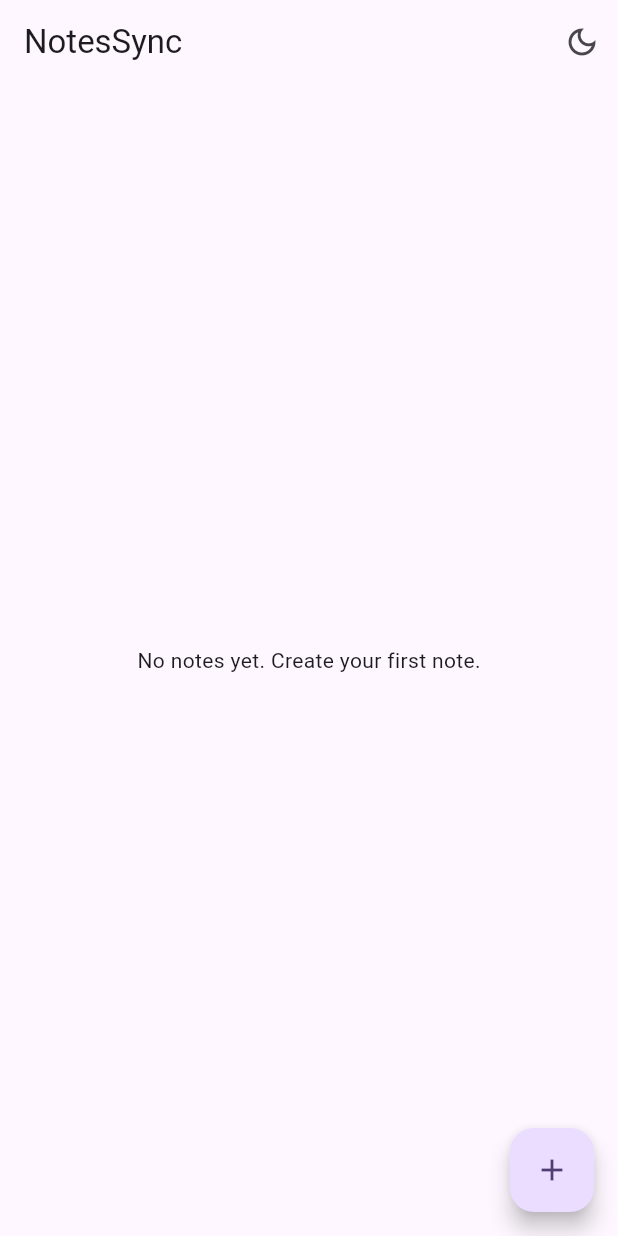
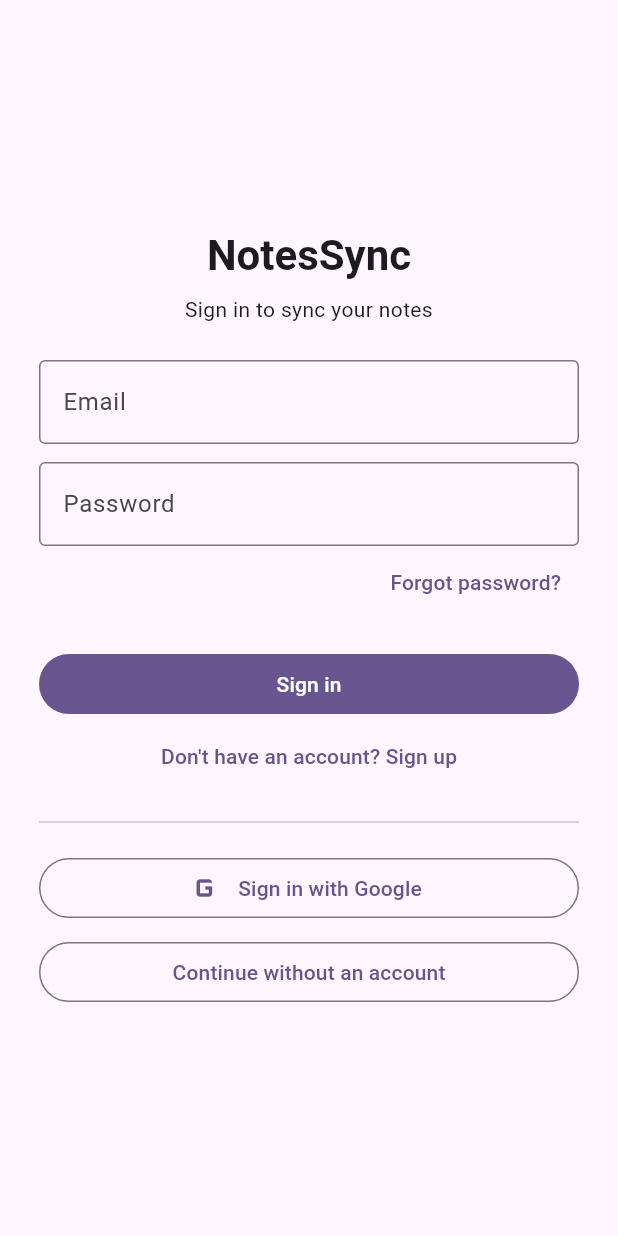
Before and after one commit to katsuki2000/NotesSync, a Flutter app: the screen it shows after launch, on a phone screen of 412 x 824 dp. Run offline on Flutter 3.47's test engine with Material 3 defaults, Android fonts, the phone set to English and light mode, and no system bars; our stand-ins replace cloud_firestore, firebase_auth, firebase_core, flutter_markdown_plus, flutter_riverpod, flutter_secure_storage and 3 more; accounts and stored records are empty.

Commit message:
[UI] Add login screen (email/password, forgot password, Google Sign-In)

```diff
--- a/lib/presentation/providers/sync_providers.dart
+++ b/lib/presentation/providers/sync_providers.dart
@@ -13,6 +13,21 @@ final authStateProvider = StreamProvider((ref) {
   return authService.authStateChanges;
 });
 
+/// True once a Firebase user (anonymous or not) is available.
+///
+/// Mirrors themeUserIdProvider's own derivation (data/loading/error) from
+/// authStateProvider, on purpose: it keeps AuthGate trivially overridable
+/// in tests with a plain bool, instead of needing a fake firebase_auth User.
+final isSignedInProvider = Provider<bool>((ref) {
+  return ref
+      .watch(authStateProvider)
+      .when(
+        data: (user) => user != null,
+        loading: () => ref.watch(authServiceProvider).currentUser != null,
+        error: (error, stackTrace) => false,
+      );
+});
+
 // Provider pour FirestoreSyncService
 final firestoreSyncServiceProvider = Provider<FirestoreSyncService>((ref) {
   return FirestoreSyncService();
--- /dev/null
+++ b/lib/screens/auth_gate.dart
@@ -0,0 +1,45 @@
+import 'package:flutter/material.dart';
+import 'package:flutter_riverpod/flutter_riverpod.dart';
+
+import '../presentation/providers/sync_providers.dart';
+import 'login_screen.dart';
+import 'note_list_screen.dart';
+
+/// Shows [LoginScreen] until a Firebase user (anonymous or not) exists, then
+/// the notes app. Reactive: signing out flips this back automatically since
+/// it watches isSignedInProvider (derived from authStateProvider).
+class AuthGate extends ConsumerWidget {
+  const AuthGate({super.key});
+
+  @override
+  Widget build(BuildContext context, WidgetRef ref) {
+    final signedIn = ref.watch(isSignedInProvider);
+    if (!signedIn) {
+      final authService = ref.read(authServiceProvider);
+      return LoginScreen(
+        onSignIn: (email, password) async {
+          await authService.signInWithEmailAndPassword(
+            email: email,
+            password: password,
+          );
+        },
+        onSignUp: (email, password) async {
+          await authService.signUpWithEmailAndPassword(
+            email: email,
+            password: password,
+          );
+        },
+        onContinueAsGuest: () async {
+          await authService.signInAnonymously();
+        },
+        onSignInWithGoogle: () async {
+          await authService.signInWithGoogle();
+        },
+        onForgotPassword: (email) async {
+          await authService.sendPasswordResetEmail(email: email);
+        },
+      );
+    }
+    return const NoteListScreen();
+  }
+}
--- /dev/null
+++ b/lib/screens/login_screen.dart
@@ -0,0 +1,210 @@
+import 'package:flutter/material.dart';
+
+/// Pure widget: every Firebase call is injected as a callback (wired by
+/// [AuthGate]), so it can be tested without touching Firebase at all —
+/// the same convention as [NoteEditorScreen]'s onSave/onPreview.
+class LoginScreen extends StatefulWidget {
+  const LoginScreen({
+    super.key,
+    required this.onSignIn,
+    required this.onSignUp,
+    required this.onContinueAsGuest,
+    required this.onSignInWithGoogle,
+    required this.onForgotPassword,
+  });
+
+  final Future<void> Function(String email, String password) onSignIn;
+  final Future<void> Function(String email, String password) onSignUp;
+  final Future<void> Function() onContinueAsGuest;
+  final Future<void> Function() onSignInWithGoogle;
+  final Future<void> Function(String email) onForgotPassword;
+
+  @override
+  State<LoginScreen> createState() => _LoginScreenState();
+}
+
+class _LoginScreenState extends State<LoginScreen> {
+  final _emailController = TextEditingController();
+  final _passwordController = TextEditingController();
+  bool _isSignUp = false;
+  bool _isSubmitting = false;
+  String? _error;
+
+  @override
+  void dispose() {
+    _emailController.dispose();
+    _passwordController.dispose();
+    super.dispose();
+  }
+
+  Future<void> _guard(Future<void> Function() action) async {
+    if (_isSubmitting) return;
+    setState(() {
+      _isSubmitting = true;
+      _error = null;
+    });
+    try {
+      await action();
+    } catch (error) {
+      if (!mounted) return;
+      setState(() => _error = _readableError(error));
+    } finally {
+      if (mounted) setState(() => _isSubmitting = false);
+    }
+  }
+
+  String _readableError(Object error) {
+    final message = error.toString();
+    // AuthService wraps FirebaseAuthException in a plain Exception with a
+    // "Exception: ..." prefix; strip it so the UI shows a clean sentence.
+    return message.startsWith('Exception: ')
+        ? message.substring('Exception: '.length)
+        : message;
+  }
+
+  void _submit() {
+    final email = _emailController.text.trim();
+    final password = _passwordController.text;
+    if (email.isEmpty || password.isEmpty) {
+      setState(() => _error = 'Enter an email and a password.');
+      return;
+    }
+    _guard(
+      () => _isSignUp
+          ? widget.onSignUp(email, password)
+          : widget.onSignIn(email, password),
+    );
+  }
+
+  Future<void> _forgotPassword() async {
+    final email = _emailController.text.trim();
+    if (email.isEmpty) {
+      setState(
+        () => _error = 'Enter your email above, then tap "Forgot password?" again.',
+      );
+      return;
+    }
+    await _guard(() => widget.onForgotPassword(email));
+    if (!mounted || _error != null) return;
+    ScaffoldMessenger.of(context).showSnackBar(
+      SnackBar(content: Text('Password reset email sent to $email.')),
+    );
+  }
+
+  @override
+  Widget build(BuildContext context) {
+    return Scaffold(
+      body: SafeArea(
+        child: Center(
+          child: SingleChildScrollView(
+            padding: const EdgeInsets.all(24),
+            child: ConstrainedBox(
+              constraints: const BoxConstraints(maxWidth: 360),
+              child: Column(
+                mainAxisSize: MainAxisSize.min,
+                crossAxisAlignment: CrossAxisAlignment.stretch,
+                children: [
+                  Text(
+                    'NotesSync',
+                    textAlign: TextAlign.center,
+                    style: Theme.of(context).textTheme.headlineMedium
+                        ?.copyWith(fontWeight: FontWeight.bold),
+                  ),
+                  const SizedBox(height: 8),
+                  Text(
+                    _isSignUp
+                        ? 'Create an account'
+                        : 'Sign in to sync your notes',
+                    textAlign: TextAlign.center,
+                    style: Theme.of(context).textTheme.bodyMedium,
+                  ),
+                  const SizedBox(height: 24),
+                  TextField(
+                    key: const ValueKey('login_email_field'),
+                    controller: _emailController,
+                    keyboardType: TextInputType.emailAddress,
+                    textInputAction: TextInputAction.next,
+                    decoration: const InputDecoration(
+                      labelText: 'Email',
+                      border: OutlineInputBorder(),
+                    ),
+                  ),
+                  const SizedBox(height: 12),
+                  TextField(
+                    key: const ValueKey('login_password_field'),
+                    controller: _passwordController,
+                    obscureText: true,
+                    textInputAction: TextInputAction.done,
+                    onSubmitted: (_) => _submit(),
+                    decoration: const InputDecoration(
+                      labelText: 'Password',
+                      border: OutlineInputBorder(),
+                    ),
+                  ),
+                  if (!_isSignUp)
+                    Align(
+                      alignment: Alignment.centerRight,
+                      child: TextButton(
+                        onPressed: _isSubmitting ? null : _forgotPassword,
+                        child: const Text('Forgot password?'),
+                      ),
+                    ),
+                  if (_error != null) ...[
+                    const SizedBox(height: 12),
+                    Text(
+                      _error!,
+                      style: TextStyle(
+                        color: Theme.of(context).colorScheme.error,
+                      ),
+                    ),
+                  ],
+                  const SizedBox(height: 20),
+                  FilledButton(
+                    onPressed: _isSubmitting ? null : _submit,
+                    child: _isSubmitting
+                        ? const SizedBox(
+                            width: 18,
+                            height: 18,
+                            child: CircularProgressIndicator(strokeWidth: 2),
+                          )
+                        : Text(_isSignUp ? 'Sign up' : 'Sign in'),
+                  ),
+                  TextButton(
+                    onPressed: _isSubmitting
+                        ? null
+                        : () => setState(() {
+                            _isSignUp = !_isSignUp;
+                            _error = null;
+                          }),
+                    child: Text(
+                      _isSignUp
+                          ? 'Already have an account? Sign in'
+                          : "Don't have an account? Sign up",
+                    ),
+                  ),
+                  const SizedBox(height: 12),
+                  const Divider(),
+                  const SizedBox(height: 12),
+                  OutlinedButton.icon(
+                    onPressed: _isSubmitting
+                        ? null
+                        : () => _guard(widget.onSignInWithGoogle),
+                    icon: const Icon(Icons.g_mobiledata, size: 28),
+                    label: const Text('Sign in with Google'),
+                  ),
+                  const SizedBox(height: 8),
+                  OutlinedButton(
+                    onPressed: _isSubmitting
+                        ? null
+                        : () => _guard(widget.onContinueAsGuest),
+                    child: const Text('Continue without an account'),
+                  ),
+                ],
+              ),
+            ),
+          ),
+        ),
+      ),
+    );
+  }
+}
--- a/lib/screens/note_list_screen.dart
+++ b/lib/screens/note_list_screen.dart
@@ -3,6 +3,7 @@ import 'package:flutter_riverpod/flutter_riverpod.dart';
 
 import '../presentation/navigation/note_routes.dart';
 import '../presentation/providers/notes_provider.dart';
+import '../presentation/providers/sync_providers.dart';
 import '../presentation/providers/theme_provider.dart';
 import '../presentation/widgets/theme_toggle_button.dart';
 
@@ -16,7 +17,14 @@ class NoteListScreen extends ConsumerWidget {
     return Scaffold(
       appBar: AppBar(
         title: const Text('NotesSync'),
-        actions: const [ThemeToggleButton()],
+        actions: [
+          const ThemeToggleButton(),
+          IconButton(
+            tooltip: 'Sign out',
+            onPressed: () => ref.read(authServiceProvider).signOut(),
+            icon: const Icon(Icons.logout_outlined),
+          ),
+        ],
       ),
       body: Column(
         children: [
--- a/lib/services/auth_service.dart
+++ b/lib/services/auth_service.dart
@@ -1,7 +1,22 @@
 import 'package:firebase_auth/firebase_auth.dart';
+import 'package:google_sign_in/google_sign_in.dart';
 
 class AuthService {
-  final FirebaseAuth _auth = FirebaseAuth.instance;
+  // `late` so constructing AuthService (e.g. a test subclass overriding
+  // every member) never touches Firebase unless a real method runs.
+  late final FirebaseAuth _auth = FirebaseAuth.instance;
+  final GoogleSignIn _googleSignIn = GoogleSignIn.instance;
+  bool _googleSignInReady = false;
+
+  // google_sign_in v7 requires an explicit initialize() call before any
+  // other method. Android picks up its OAuth client id automatically from
+  // google-services.json; a web or iOS build would need to pass clientId /
+  // serverClientId here once those platforms are configured in Firebase.
+  Future<void> _ensureGoogleSignInReady() async {
+    if (_googleSignInReady) return;
+    await _googleSignIn.initialize();
+    _googleSignInReady = true;
+  }
 
   // Obtenir l'utilisateur actuel
   User? get currentUser => _auth.currentUser;
@@ -14,7 +29,7 @@ class AuthService {
     try {
       return await _auth.signInAnonymously();
     } on FirebaseAuthException catch (e) {
-      throw Exception('Erreur de connexion anonyme: ${e.message}');
+      throw Exception('Anonymous sign-in error: ${e.message}');
     }
   }
 
@@ -29,7 +44,7 @@ class AuthService {
         password: password,
       );
     } on FirebaseAuthException catch (e) {
-      throw Exception('Erreur de connexion: ${e.message}');
+      throw Exception('Sign-in error: ${e.message}');
     }
   }
 
@@ -44,7 +59,31 @@ class AuthService {
         password: password,
       );
     } on FirebaseAuthException catch (e) {
-      throw Exception('Erreur d\'inscription: ${e.message}');
+      throw Exception('Sign-up error: ${e.message}');
+    }
+  }
+
+  // Réinitialisation du mot de passe
+  Future<void> sendPasswordResetEmail({required String email}) async {
+    try {
+      await _auth.sendPasswordResetEmail(email: email);
+    } on FirebaseAuthException catch (e) {
+      throw Exception('Password reset error: ${e.message}');
+    }
+  }
+
+  // Connexion Google
+  Future<UserCredential> signInWithGoogle() async {
+    await _ensureGoogleSignInReady();
+    try {
+      final account = await _googleSignIn.authenticate();
+      final idToken = account.authentication.idToken;
+      final credential = GoogleAuthProvider.credential(idToken: idToken);
+      return await _auth.signInWithCredential(credential);
+    } on GoogleSignInException catch (e) {
+      throw Exception('Google sign-in error: ${e.description ?? e.code}');
+    } on FirebaseAuthException catch (e) {
+      throw Exception('Google sign-in error: ${e.message}');
     }
   }
 
--- a/pubspec.yaml
+++ b/pubspec.yaml
@@ -41,7 +41,9 @@ dependencies:
   firebase_core: ^4.14.0
   cloud_firestore: ^6.9.0
   firebase_auth: ^6.6.1
+  google_sign_in: ^7.2.0
   url_launcher: ^6.3.2
+  flutter_secure_storage: ^9.2.2
 
 dev_dependencies:
   flutter_test:
```
Also changed, not shown: lib/main.dart (+19 -12 lines), lib/services/secure_key_service.dart (added, +40 -0 lines), pubspec.lock, 7 other files.
